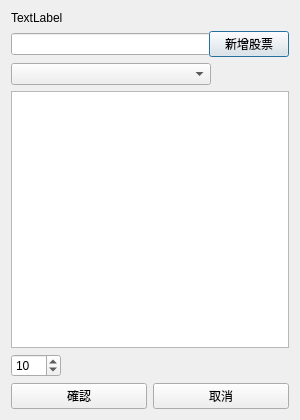
First picture: the form in QtStockDividendTransferFeeEditDialog.ui, repository foxking0416/PythonStockPrice, before the edit.
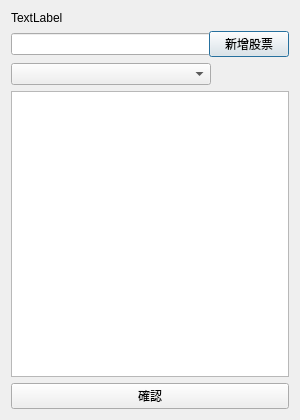
Second picture: the form after the edit.

Commit message: 處理編輯股利匯費的 UI

What changed in the file:
```diff
--- a/QtStockDividendTransferFeeEditDialog.ui
+++ b/QtStockDividendTransferFeeEditDialog.ui
@@ -96,39 +96,6 @@
    <item>
     <widget class="QTableView" name="qtDividendTransferFeeTableView"/>
    </item>
-   <item>
-    <layout class="QHBoxLayout" name="horizontalLayout_4">
-     <item>
-      <widget class="QSpinBox" name="qtTransferFeeSpinBox">
-       <property name="minimumSize">
-        <size>
-         <width>50</width>
-         <height>0</height>
-        </size>
-       </property>
-       <property name="maximum">
-        <number>20</number>
-       </property>
-       <property name="value">
-        <number>10</number>
-       </property>
-      </widget>
-     </item>
-     <item>
-      <spacer name="horizontalSpacer_2">
-       <property name="orientation">
-        <enum>Qt::Horizontal</enum>
-       </property>
-       <property name="sizeHint" stdset="0">
-        <size>
-         <width>40</width>
-         <height>20</height>
-        </size>
-       </property>
-      </spacer>
-     </item>
-    </layout>
-   </item>
    <item>
     <layout class="QHBoxLayout" name="horizontalLayout_2">
      <item>
@@ -138,13 +105,6 @@
        </property>
       </widget>
      </item>
-     <item>
-      <widget class="QPushButton" name="qtCancelPushButton">
-       <property name="text">
-        <string>取消</string>
-       </property>
-      </widget>
-     </item>
     </layout>
    </item>
   </layout>
```
Left out of the diff: 2 changed lines with no effect on the pictures. The commit also changes 4 other files.
